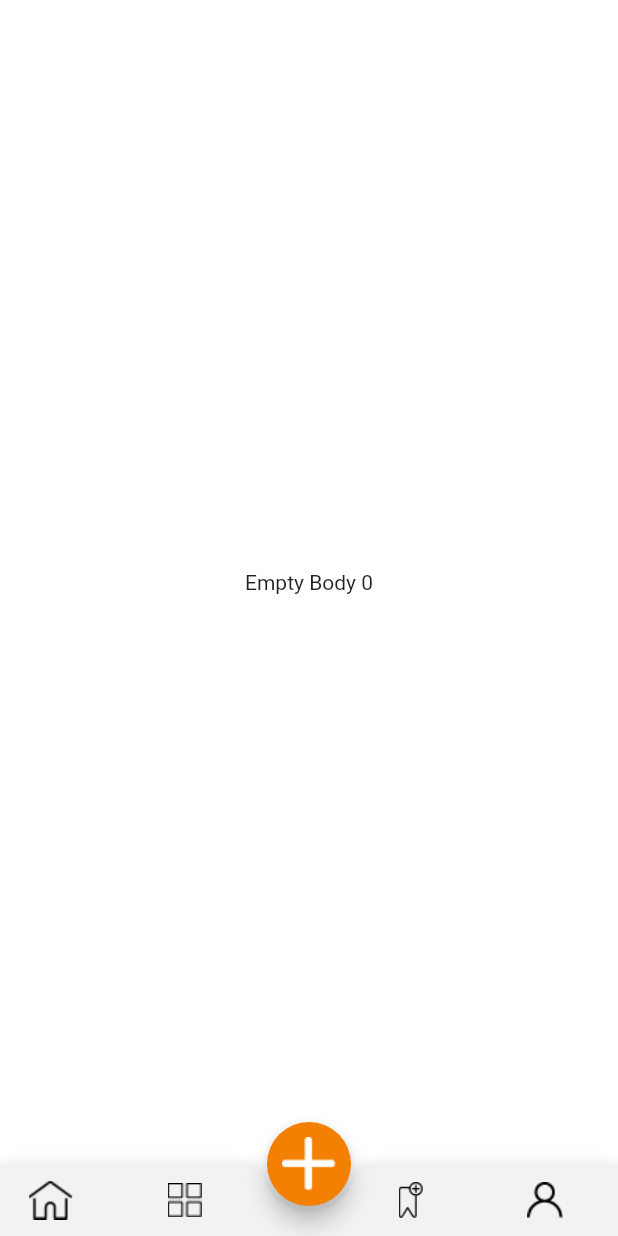
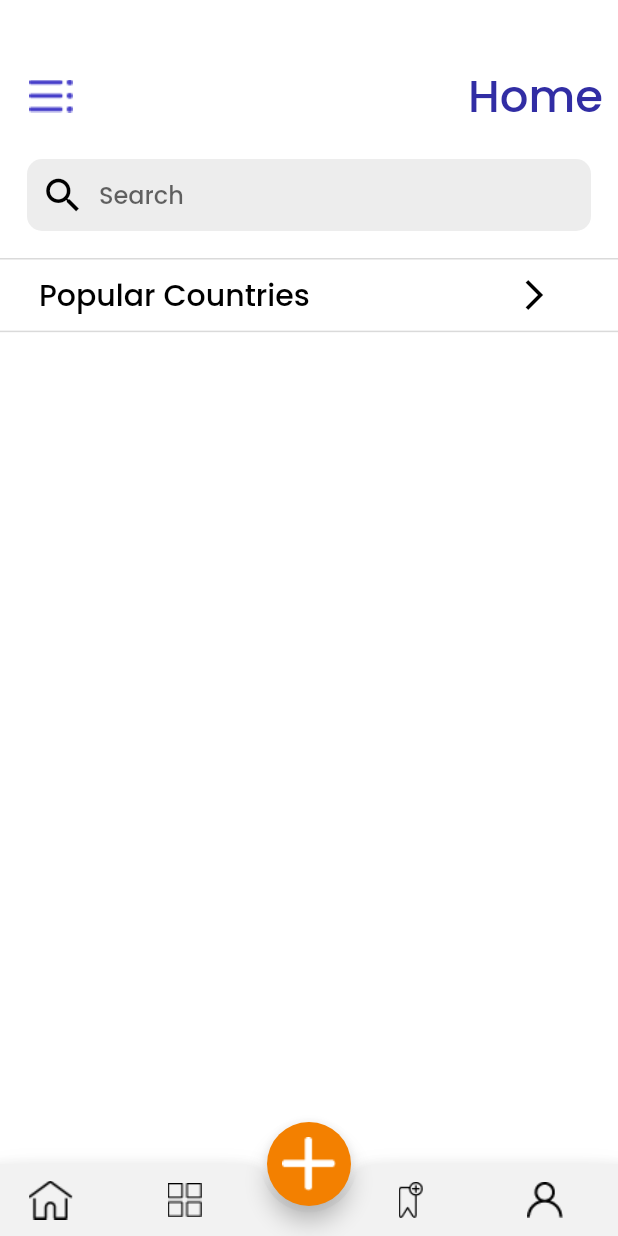
Before and after one commit to nexus-hash/Tour-Booking-App, a Flutter app: the HomePage screen opened directly, on a phone screen of 412 x 824 dp. Run offline on Flutter 3.47's test engine with Material 2 defaults, Android fonts, the phone set to English and light mode, and no system bars.

Commit message:
Partially Completed HomePageView

```diff
--- a/lib/Home/HomePage.dart
+++ b/lib/Home/HomePage.dart
@@ -1,6 +1,7 @@
 import 'package:flutter/material.dart';
 import 'package:travel_ui/Home/BookmarksView.dart';
 import 'package:travel_ui/Home/CategoryView.dart';
+import 'package:travel_ui/Home/HomeVIew.dart';
 import 'package:travel_ui/Home/UserView.dart';
 
 class HomePage extends StatefulWidget {
@@ -19,6 +20,7 @@ class _HomePageState extends State<HomePage> {
   @override
   Widget build(BuildContext context) {
     return Scaffold(
+      resizeToAvoidBottomInset: false,
       backgroundColor: Colors.white,
       bottomNavigationBar: BottomAppBar(
         color: Color(0xFFF2F2F2),
@@ -94,9 +96,7 @@ class _HomePageState extends State<HomePage> {
         controller: _myPage,
         children: <Widget>[
           Center(
-            child: Container(
-              child: Text('Empty Body 0'),
-            ),
+            child: HomePageView(),
           ),
           Center(
             child: Container(
--- /dev/null
+++ b/lib/Home/HomeVIew.dart
@@ -0,0 +1,89 @@
+import 'package:flutter/material.dart';
+
+class HomePageView extends StatefulWidget {
+  @override
+  _HomePageViewState createState() => _HomePageViewState();
+}
+
+class _HomePageViewState extends State<HomePageView> {
+  @override
+  Widget build(BuildContext context) {
+    return Container(
+      child: Padding(
+        padding: const EdgeInsets.all(0.0),
+        child: Column(
+          children: <Widget>[
+            Padding(
+              padding: const EdgeInsets.only(top: 40.0,left: 10.0,right: 10.0),
+              child: Row(
+                mainAxisAlignment: MainAxisAlignment.spaceBetween,
+                children: <Widget>[
+                  IconButton(icon: ImageIcon(AssetImage("assets/images/menu.png"),size: 30.0,color: Color(0xFF463EC9),), onPressed:(){} ),
+                  Text("Home",style: TextStyle(color: Color(0xFF312DA4),
+                    fontFamily: 'PoppinsMed',
+                    fontSize: 30.0
+                  ),)
+                ],
+              ),
+            ),
+
+            Padding(
+              padding: const EdgeInsets.all(18.0),
+              child: Container(
+                decoration: BoxDecoration(
+                  borderRadius: BorderRadius.all(Radius.circular(10.0)),
+                  color: Color(0xFFEDEDED)
+                ),
+                child: TextField(
+                  decoration: InputDecoration(
+                    prefixIcon: Icon(Icons.search,size: 30.0,color: Colors.black,),
+                    hintText: 'Search',
+                    hintStyle: TextStyle(
+                      fontFamily: 'PoppinsMed'
+                    ),
+                    border: InputBorder.none,
+                  ),
+                ),
+              ),
+            ),
+
+            Container(
+              width: double.infinity,
+              height: MediaQuery.of(context).size.height*.06,
+              decoration: BoxDecoration(
+                border: Border(
+                  top: BorderSide(
+                    color: Color(0xFF707070).withOpacity(.26)
+                  ),
+                  bottom:  BorderSide(
+                      color: Color(0xFF707070).withOpacity(.26)
+                  ),
+                ),
+              ),
+              child: FlatButton(
+                onPressed: (){},
+                child: Padding(
+                  padding: const EdgeInsets.only(left: 10.0,right: 1.0),
+                  child: Row(
+                    mainAxisAlignment: MainAxisAlignment.start,
+                    children: <Widget>[
+                      Text('Popular Countries',
+                      style: TextStyle(
+                        fontFamily: 'PoppinsMed',
+                        color: Colors.black,
+                        fontSize: 20.0
+                      ),
+                      ),
+                      SizedBox(width: MediaQuery.of(context).size.width*.305,),
+                      IconButton(icon: Icon(Icons.arrow_forward_ios,color: Colors.black,), onPressed: null)
+                    ],
+                  ),
+                ),
+              ),
+            ),
+          ],
+        ),
+      ),
+    );
+  }
+}
```
Also changed, not shown: assets/images/searchicon.png (added), lib/Home/Tabs.dart (deleted).
